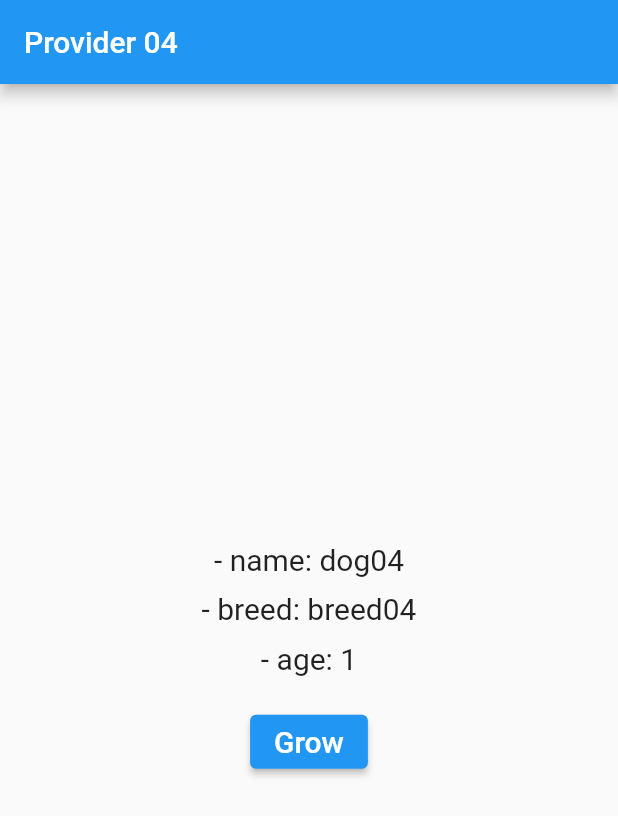
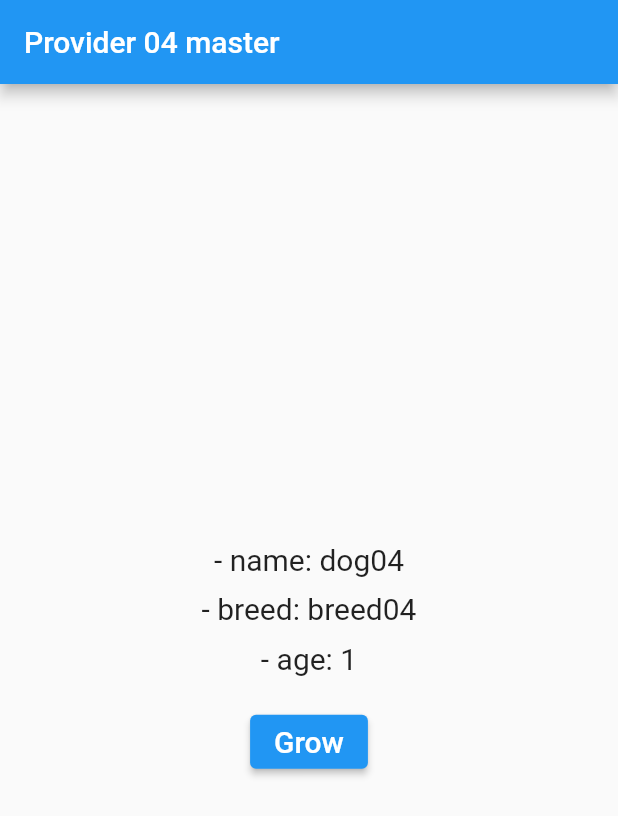
Before and after one commit to mike-bskim/provider_overview, a Flutter app: the screen it shows after launch, on a phone screen of 412 x 824 dp. Shown: the top 816 px of the screen. Run offline on Flutter 3.47's test engine with Material 2 defaults, Android fonts, the phone set to English and light mode, and no system bars.

Commit message:
branch test

```diff
--- a/lib/main.dart
+++ b/lib/main.dart
@@ -19,7 +19,7 @@ class MyApp extends StatelessWidget {
     return ChangeNotifierProvider<Dog>(
       create: (context) => dog04,
       child: MaterialApp(
-        title: 'Provider 04',
+        title: 'Provider 04 master',
         debugShowCheckedModeBanner: false,
         theme: ThemeData(
           primarySwatch: Colors.blue,
@@ -44,7 +44,7 @@ class _MyHomePageState extends State<MyHomePage> {
   Widget build(BuildContext context) {
     return Scaffold(
       appBar: AppBar(
-        title: const Text('Provider 04'),
+        title: const Text('Provider 04 master'),
       ),
       body: Center(
         child: Column(
```
